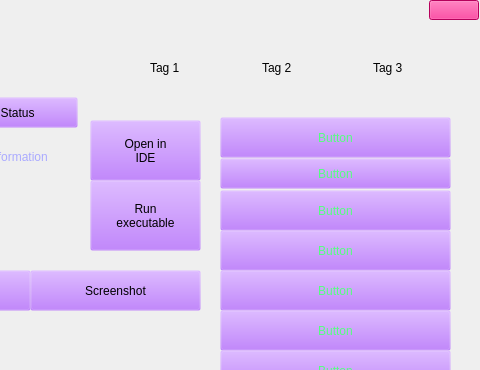
Old version of the form src/ProjectManager/manager.ui in the repository satwik-kambham/Project-Manager; both pictures show x 620 to 1100 and y 0 to 370 of the 1100 by 650 pixel window.
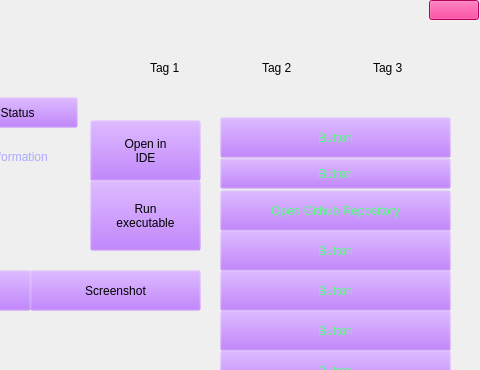
New version of the form.

Commit message:
Implemented some buttons
Implemented status, open in IDE, open executable and open github repository buttons

The edit to the form file:
```diff
--- a/src/ProjectManager/manager.ui
+++ b/src/ProjectManager/manager.ui
@@ -323,7 +323,7 @@
 color: rgb(85, 255, 127);</string>
     </property>
     <property name="text">
-     <string>Button</string>
+     <string>Open Github Repository</string>
     </property>
    </widget>
    <widget class="QPushButton" name="button_4">
```
Left out of the diff: 4 changed lines with no effect on the pictures. The commit also changes 13 other files.
